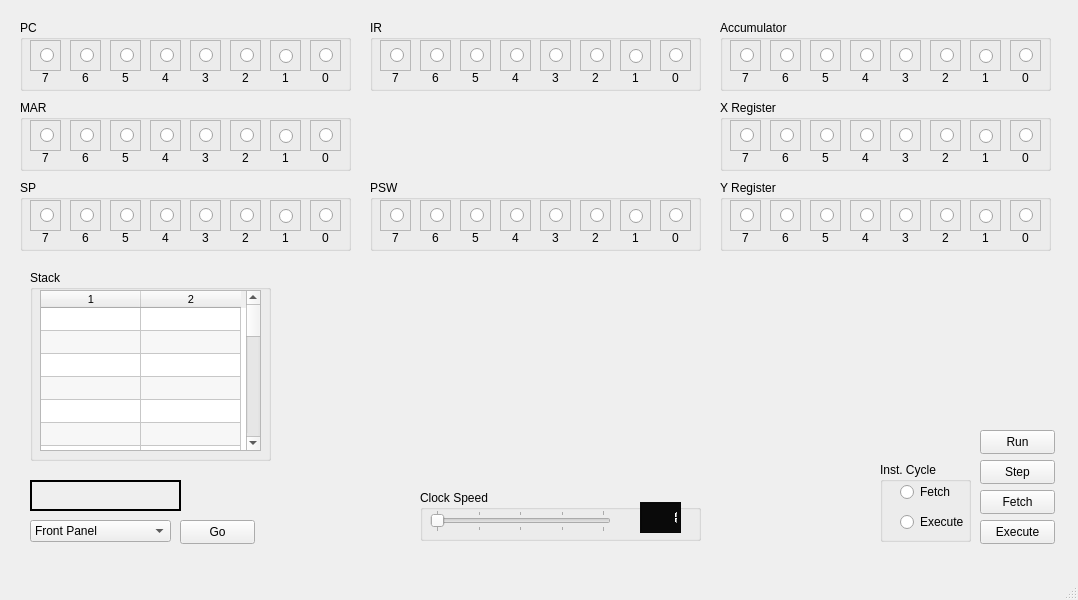
First picture: the form in mainwindow.ui, repository jaybabel/J8CM_v2, before the edit.
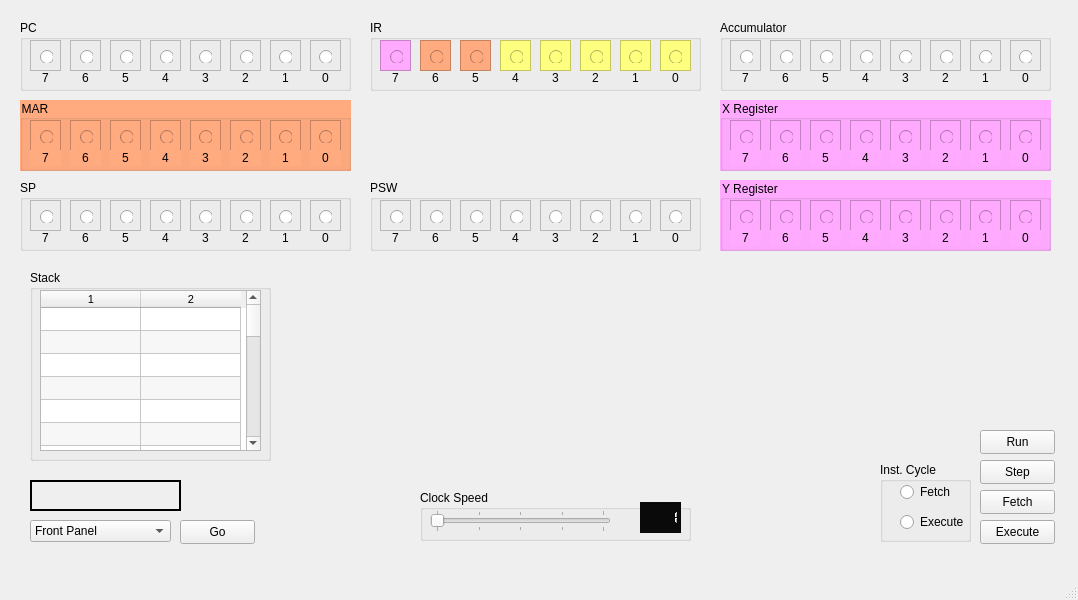
Second picture: the form after the edit.

Commit message: PSW bit, color coding, formating

The edit to the form file:
```diff
--- a/mainwindow.ui
+++ b/mainwindow.ui
@@ -20,7 +20,10 @@
    <string>J8CM 2022</string>
   </property>
   <property name="autoFillBackground">
-   <bool>false</bool>
+   <bool>true</bool>
+  </property>
+  <property name="styleSheet">
+   <string notr="true"/>
   </property>
   <widget class="QWidget" name="centralwidget">
    <widget class="QLabel" name="label_2">
@@ -73,6 +76,9 @@
        <height>31</height>
       </rect>
      </property>
+     <property name="styleSheet">
+      <string notr="true">background-color: rgb(255, 170, 127);</string>
+     </property>
      <property name="frameShape">
       <enum>QFrame::StyledPanel</enum>
      </property>
@@ -89,9 +95,9 @@
       <property name="geometry">
        <rect>
         <x>10</x>
-        <y>0</y>
-        <width>21</width>
-        <height>31</height>
+        <y>10</y>
+        <width>13</width>
+        <height>13</height>
        </rect>
       </property>
       <property name="font">
@@ -113,6 +119,9 @@
        <height>31</height>
       </rect>
      </property>
+     <property name="styleSheet">
+      <string notr="true">background-color: rgb(255, 170, 127);</string>
+     </property>
      <property name="frameShape">
       <enum>QFrame::StyledPanel</enum>
      </property>
@@ -129,9 +138,9 @@
       <property name="geometry">
        <rect>
         <x>10</x>
-        <y>0</y>
-        <width>21</width>
-        <height>31</height>
+        <y>10</y>
+        <width>13</width>
+        <height>13</height>
        </rect>
       </property>
       <property name="font">
@@ -153,6 +162,9 @@
        <height>31</height>
       </rect>
      </property>
+     <property name="styleSheet">
+      <string notr="true">background-color: rgb(255, 255, 127);</string>
+     </property>
      <property name="frameShape">
       <enum>QFrame::StyledPanel</enum>
      </property>
@@ -169,9 +181,9 @@
       <property name="geometry">
        <rect>
         <x>10</x>
-        <y>0</y>
-        <width>21</width>
-        <height>31</height>
+        <y>10</y>
+        <width>13</width>
+        <height>13</height>
        </rect>
       </property>
       <property name="font">
@@ -193,6 +205,9 @@
        <height>31</height>
       </rect>
      </property>
+     <property name="styleSheet">
+      <string notr="true">background-color: rgb(255, 255, 127);</string>
+     </property>
      <property name="frameShape">
       <enum>QFrame::StyledPanel</enum>
      </property>
@@ -209,9 +224,9 @@
       <property name="geometry">
        <rect>
         <x>9</x>
-        <y>5</y>
-        <width>21</width>
-        <height>20</height>
+        <y>10</y>
+        <width>13</width>
+        <height>13</height>
        </rect>
       </property>
       <property name="font">
@@ -233,6 +248,9 @@
        <height>31</height>
       </rect>
      </property>
+     <property name="styleSheet">
+      <string notr="true">background-color: rgb(255, 255, 127);</string>
+     </property>
      <property name="frameShape">
       <enum>QFrame::StyledPanel</enum>
      </property>
@@ -249,9 +267,9 @@
       <property name="geometry">
        <rect>
         <x>10</x>
-        <y>0</y>
-        <width>21</width>
-        <height>31</height>
+        <y>10</y>
+        <width>13</width>
+        <height>13</height>
        </rect>
       </property>
       <property name="font">
@@ -273,6 +291,9 @@
        <height>31</height>
       </rect>
      </property>
+     <property name="styleSheet">
+      <string notr="true">background-color: rgb(255, 255, 127);</string>
+     </property>
      <property name="frameShape">
       <enum>QFrame::StyledPanel</enum>
      </property>
@@ -289,9 +310,9 @@
       <property name="geometry">
        <rect>
         <x>9</x>
-        <y>6</y>
-        <width>16</width>
-        <height>21</height>
+        <y>10</y>
+        <width>13</width>
+        <height>13</height>
        </rect>
       </property>
       <property name="font">
@@ -313,6 +334,9 @@
        <height>31</height>
       </rect>
      </property>
+     <property name="styleSheet">
+      <string notr="true">background-color: rgb(255, 255, 127);</string>
+     </property>
      <property name="frameShape">
       <enum>QFrame::StyledPanel</enum>
      </property>
@@ -329,9 +353,9 @@
       <property name="geometry">
        <rect>
         <x>9</x>
-        <y>5</y>
-        <width>16</width>
-        <height>21</height>
+        <y>10</y>
+        <width>13</width>
+        <height>13</height>
        </rect>
       </property>
       <property name="font">
@@ -353,6 +377,12 @@
        <height>31</height>
       </rect>
      </property>
+     <property name="autoFillBackground">
+      <bool>false</bool>
+     </property>
+     <property name="styleSheet">
+      <string notr="true">background-color: rgb(255, 170, 255);</string>
+     </property>
      <property name="frameShape">
       <enum>QFrame::StyledPanel</enum>
      </property>
@@ -369,9 +399,9 @@
       <property name="geometry">
        <rect>
         <x>10</x>
-        <y>0</y>
-        <width>21</width>
-        <height>31</height>
+        <y>10</y>
+        <width>13</width>
+        <height>13</height>
        </rect>
       </property>
       <property name="font">
@@ -557,7 +587,7 @@
      <rect>
       <x>420</x>
       <y>490</y>
-      <width>281</width>
+      <width>271</width>
       <height>51</height>
      </rect>
     </property>
@@ -699,9 +729,9 @@
       <property name="geometry">
        <rect>
         <x>10</x>
-        <y>0</y>
-        <width>21</width>
-        <height>31</height>
+        <y>10</y>
+        <width>13</width>
+        <height>13</height>
        </rect>
       </property>
       <property name="font">
@@ -739,9 +769,9 @@
       <property name="geometry">
        <rect>
         <x>10</x>
-        <y>0</y>
-        <width>21</width>
-        <height>31</height>
+        <y>10</y>
+        <width>13</width>
+        <height>13</height>
        </rect>
       </property>
       <property name="font">
@@ -779,9 +809,9 @@
       <property name="geometry">
        <rect>
         <x>10</x>
-        <y>0</y>
-        <width>21</width>
-        <height>31</height>
+        <y>10</y>
+        <width>13</width>
+        <height>13</height>
        </rect>
       </property>
       <property name="font">
@@ -819,9 +849,9 @@
       <property name="geometry">
        <rect>
         <x>9</x>
-        <y>5</y>
-        <width>21</width>
-        <height>20</height>
+        <y>10</y>
+        <width>13</width>
+        <height>13</height>
        </rect>
       </property>
       <property name="font">
@@ -859,9 +889,9 @@
       <property name="geometry">
        <rect>
         <x>10</x>
-        <y>0</y>
-        <width>21</width>
-        <height>31</height>
+        <y>10</y>
+        <width>13</width>
+        <height>13</height>
        </rect>
       </property>
       <property name="font">
@@ -899,9 +929,9 @@
       <property name="geometry">
        <rect>
         <x>9</x>
-        <y>6</y>
-        <width>16</width>
-        <height>21</height>
+        <y>10</y>
+        <width>13</width>
+        <height>13</height>
        </rect>
       </property>
       <property name="font">
@@ -939,9 +969,9 @@
       <property name="geometry">
        <rect>
         <x>9</x>
-        <y>5</y>
-        <width>16</width>
-        <height>21</height>
+        <y>10</y>
+        <width>13</width>
+        <height>13</height>
        </rect>
       </property>
       <property name="font">
@@ -979,9 +1009,9 @@
       <property name="geometry">
        <rect>
         <x>10</x>
-        <y>0</y>
-        <width>21</width>
-        <height>31</height>
+        <y>10</y>
+        <width>13</width>
+        <height>13</height>
        </rect>
       </property>
       <property name="font">
@@ -1163,9 +1193,9 @@
       <property name="geometry">
        <rect>
         <x>10</x>
-        <y>0</y>
-        <width>21</width>
-        <height>31</height>
+        <y>10</y>
+        <width>13</width>
+        <height>13</height>
        </rect>
       </property>
       <property name="font">
@@ -1203,9 +1233,9 @@
       <property name="geometry">
        <rect>
         <x>10</x>
-        <y>0</y>
-        <width>21</width>
-        <height>31</height>
+        <y>10</y>
+        <width>13</width>
+        <height>13</height>
        </rect>
       </property>
       <property name="font">
@@ -1243,9 +1273,9 @@
       <property name="geometry">
        <rect>
         <x>10</x>
-        <y>0</y>
-        <width>21</width>
-        <height>31</height>
+        <y>10</y>
+        <width>13</width>
+        <height>13</height>
        </rect>
       </property>
       <property name="font">
@@ -1283,9 +1313,9 @@
       <property name="geometry">
        <rect>
         <x>9</x>
-        <y>5</y>
-        <width>21</width>
-        <height>20</height>
+        <y>10</y>
+        <width>13</width>
+        <height>13</height>
        </rect>
       </property>
       <property name="font">
@@ -1323,9 +1353,9 @@
       <property name="geometry">
        <rect>
         <x>10</x>
-        <y>0</y>
-        <width>21</width>
-        <height>31</height>
+        <y>10</y>
+        <width>13</width>
+        <height>13</height>
        </rect>
       </property>
       <property name="font">
@@ -1363,9 +1393,9 @@
       <property name="geometry">
        <rect>
         <x>9</x>
-        <y>6</y>
-        <width>16</width>
-        <height>21</height>
+        <y>10</y>
+        <width>13</width>
+        <height>13</height>
        </rect>
       </property>
       <property name="font">
@@ -1403,9 +1433,9 @@
       <property name="geometry">
        <rect>
         <x>9</x>
-        <y>5</y>
-        <width>16</width>
-        <height>21</height>
+        <y>10</y>
+        <width>13</width>
+        <height>13</height>
        </rect>
       </property>
       <property name="font">
@@ -1443,9 +1473,9 @@
       <property name="geometry">
        <rect>
         <x>10</x>
-        <y>0</y>
-        <width>21</width>
-        <height>31</height>
+        <y>10</y>
+        <width>13</width>
+        <height>13</height>
        </rect>
       </property>
       <property name="font">
@@ -1596,6 +1626,9 @@
       <height>71</height>
      </rect>
     </property>
+    <property name="styleSheet">
+     <string notr="true">background-color: rgb(255, 170, 255);</string>
+    </property>
     <property name="title">
      <string>X Register</string>
     </property>
@@ -1624,9 +1657,9 @@
       <property name="geometry">
        <rect>
         <x>10</x>
-        <y>0</y>
-        <width>21</width>
-        <height>31</height>
+        <y>10</y>
+        <width>13</width>
+        <height>13</height>
        </rect>
       </property>
       <property name="font">
@@ -1664,9 +1697,9 @@
       <property name="geometry">
        <rect>
         <x>10</x>
-        <y>0</y>
-        <width>21</width>
-        <height>31</height>
+        <y>10</y>
+        <width>13</width>
+        <height>13</height>
        </rect>
       </property>
       <property name="font">
@@ -1704,9 +1737,9 @@
       <property name="geometry">
        <rect>
         <x>10</x>
-        <y>0</y>
-        <width>21</width>
-        <height>31</height>
+        <y>10</y>
+        <width>13</width>
+        <height>13</height>
        </rect>
       </property>
       <property name="font">
@@ -1744,9 +1777,9 @@
       <property name="geometry">
        <rect>
         <x>9</x>
-        <y>5</y>
-        <width>21</width>
-        <height>20</height>
+        <y>10</y>
+        <width>13</width>
+        <height>13</height>
        </rect>
       </property>
       <property name="font">
@@ -1784,9 +1817,9 @@
       <property name="geometry">
        <rect>
         <x>10</x>
-        <y>0</y>
-        <width>21</width>
-        <height>31</height>
+        <y>10</y>
+        <width>13</width>
+        <height>13</height>
        </rect>
       </property>
       <property name="font">
@@ -1824,9 +1857,9 @@
       <property name="geometry">
        <rect>
         <x>9</x>
-        <y>6</y>
-        <width>16</width>
-        <height>21</height>
+        <y>10</y>
+        <width>13</width>
+        <height>13</height>
        </rect>
       </property>
       <property name="font">
@@ -1864,9 +1897,9 @@
       <property name="geometry">
        <rect>
         <x>9</x>
-        <y>5</y>
-        <width>16</width>
-        <height>21</height>
+        <y>10</y>
+        <width>13</width>
+        <height>13</height>
        </rect>
       </property>
       <property name="font">
@@ -1904,9 +1937,9 @@
       <property name="geometry">
        <rect>
         <x>10</x>
-        <y>0</y>
-        <width>21</width>
-        <height>31</height>
+        <y>10</y>
+        <width>13</width>
+        <height>13</height>
        </rect>
       </property>
       <property name="font">
@@ -2057,6 +2090,9 @@
       <height>71</height>
      </rect>
     </property>
+    <property name="styleSheet">
+     <string notr="true">background-color: rgb(255, 170, 127);</string>
+    </property>
     <property name="title">
      <string>MAR</string>
     </property>
@@ -2085,9 +2121,9 @@
       <property name="geometry">
        <rect>
         <x>10</x>
-        <y>0</y>
-        <width>21</width>
-        <height>31</height>
+        <y>10</y>
+        <width>13</width>
+        <height>13</height>
        </rect>
       </property>
       <property name="font">
@@ -2116,7 +2152,7 @@
       <enum>QFrame::Sunken</enum>
      </property>
      <property name="lineWidth">
-      <number>5</number>
+      <number>0</number>
      </property>
      <property name="midLineWidth">
       <number>0</number>
@@ -2125,9 +2161,9 @@
       <property name="geometry">
        <rect>
         <x>10</x>
-        <y>0</y>
-        <width>21</width>
-        <height>31</height>
+        <y>10</y>
+        <width>13</width>
+        <height>13</height>
        </rect>
       </property>
       <property name="font">
@@ -2165,9 +2201,9 @@
       <property name="geometry">
        <rect>
         <x>10</x>
-        <y>0</y>
-        <width>21</width>
-        <height>31</height>
+        <y>10</y>
+        <width>13</width>
+        <height>13</height>
        </rect>
       </property>
       <property name="font">
@@ -2205,9 +2241,9 @@
       <property name="geometry">
        <rect>
         <x>9</x>
-        <y>5</y>
-        <width>21</width>
-        <height>20</height>
+        <y>10</y>
+        <width>13</width>
+        <height>13</height>
        </rect>
       </property>
       <property name="font">
@@ -2245,9 +2281,9 @@
       <property name="geometry">
        <rect>
         <x>10</x>
-        <y>0</y>
-        <width>21</width>
-        <height>31</height>
+        <y>10</y>
+        <width>13</width>
+        <height>13</height>
        </rect>
       </property>
       <property name="font">
@@ -2285,9 +2321,9 @@
       <property name="geometry">
        <rect>
         <x>9</x>
-        <y>6</y>
-        <width>16</width>
-        <height>21</height>
+        <y>10</y>
+        <width>13</width>
+        <height>13</height>
        </rect>
       </property>
       <property name="font">
@@ -2325,9 +2361,9 @@
       <property name="geometry">
        <rect>
         <x>9</x>
-        <y>5</y>
-        <width>16</width>
-        <height>21</height>
+        <y>10</y>
+        <width>13</width>
+        <height>13</height>
        </rect>
       </property>
       <property name="font">
@@ -2356,7 +2392,7 @@
       <enum>QFrame::Sunken</enum>
      </property>
      <property name="lineWidth">
-      <number>1</number>
+      <number>0</number>
      </property>
      <property name="midLineWidth">
       <number>0</number>
@@ -2365,9 +2401,9 @@
       <property name="geometry">
        <rect>
         <x>10</x>
-        <y>0</y>
-        <width>21</width>
-        <height>31</height>
+        <y>10</y>
+        <width>13</width>
+        <height>13</height>
        </rect>
       </property>
       <property name="font">
@@ -2546,9 +2582,9 @@
       <property name="geometry">
        <rect>
         <x>10</x>
-        <y>0</y>
-        <width>21</width>
-        <height>31</height>
+        <y>10</y>
+        <width>13</width>
+        <height>13</height>
        </rect>
       </property>
       <property name="font">
@@ -2586,9 +2622,9 @@
       <property name="geometry">
        <rect>
         <x>10</x>
-        <y>0</y>
-        <width>21</width>
-        <height>31</height>
+        <y>10</y>
+        <width>13</width>
+        <height>13</height>
        </rect>
       </property>
       <property name="font">
@@ -2626,9 +2662,9 @@
       <property name="geometry">
        <rect>
         <x>10</x>
-        <y>0</y>
-        <width>21</width>
-        <height>31</height>
+        <y>10</y>
+        <width>13</width>
+        <height>13</height>
        </rect>
       </property>
       <property name="font">
@@ -2666,9 +2702,9 @@
       <property name="geometry">
        <rect>
         <x>9</x>
-        <y>5</y>
-        <width>21</width>
-        <height>20</height>
+        <y>10</y>
+        <width>13</width>
+        <height>13</height>
        </rect>
       </property>
       <property name="font">
@@ -2706,9 +2742,9 @@
       <property name="geometry">
        <rect>
         <x>10</x>
-        <y>0</y>
-        <width>21</width>
-        <height>31</height>
+        <y>10</y>
+        <width>13</width>
+        <height>13</height>
        </rect>
       </property>
       <property name="font">
@@ -2746,9 +2782,9 @@
       <property name="geometry">
        <rect>
         <x>9</x>
-        <y>6</y>
-        <width>16</width>
-        <height>21</height>
+        <y>10</y>
+        <width>13</width>
+        <height>13</height>
        </rect>
       </property>
       <property name="font">
@@ -2786,9 +2822,9 @@
       <property name="geometry">
        <rect>
         <x>9</x>
-        <y>5</y>
-        <width>16</width>
-        <height>21</height>
+        <y>10</y>
+        <width>13</width>
+        <height>13</height>
        </rect>
       </property>
       <property name="font">
@@ -2826,9 +2862,9 @@
       <property name="geometry">
        <rect>
         <x>10</x>
-        <y>0</y>
-        <width>21</width>
-        <height>31</height>
+        <y>10</y>
+        <width>13</width>
+        <height>13</height>
        </rect>
       </property>
       <property name="font">
@@ -2979,6 +3015,9 @@
       <height>71</height>
      </rect>
     </property>
+    <property name="styleSheet">
+     <string notr="true">background-color: rgb(255, 170, 255);</string>
+    </property>
     <property name="title">
      <string>Y Register</string>
     </property>
@@ -3007,9 +3046,9 @@
       <property name="geometry">
        <rect>
         <x>10</x>
-        <y>0</y>
-        <width>21</width>
-        <height>31</height>
+        <y>10</y>
+        <width>13</width>
+        <height>13</height>
        </rect>
       </property>
       <property name="font">
@@ -3047,9 +3086,9 @@
       <property name="geometry">
        <rect>
         <x>10</x>
-        <y>0</y>
-        <width>21</width>
-        <height>31</height>
+        <y>10</y>
+        <width>13</width>
+        <height>13</height>
        </rect>
       </property>
       <property name="font">
@@ -3087,9 +3126,9 @@
       <property name="geometry">
        <rect>
         <x>10</x>
-        <y>0</y>
-        <width>21</width>
-        <height>31</height>
+        <y>10</y>
+        <width>13</width>
+        <height>13</height>
        </rect>
       </property>
       <property name="font">
@@ -3127,9 +3166,9 @@
       <property name="geometry">
        <rect>
         <x>9</x>
-        <y>5</y>
-        <width>21</width>
-        <height>20</height>
+        <y>10</y>
+        <width>13</width>
+        <height>13</height>
        </rect>
       </property>
       <property name="font">
@@ -3167,9 +3206,9 @@
       <property name="geometry">
        <rect>
         <x>10</x>
-        <y>0</y>
-        <width>21</width>
-        <height>31</height>
+        <y>10</y>
+        <width>13</width>
+        <height>13</height>
        </rect>
       </property>
       <property name="font">
@@ -3207,9 +3246,9 @@
       <property name="geometry">
        <rect>
         <x>9</x>
-        <y>6</y>
-        <width>16</width>
-        <height>21</height>
+        <y>10</y>
+        <width>13</width>
+        <height>13</height>
        </rect>
       </property>
       <property name="font">
@@ -3247,9 +3286,9 @@
       <property name="geometry">
        <rect>
         <x>9</x>
-        <y>5</y>
-        <width>16</width>
-        <height>21</height>
+        <y>10</y>
+        <width>13</width>
+        <height>13</height>
        </rect>
       </property>
       <property name="font">
@@ -3287,9 +3326,9 @@
       <property name="geometry">
        <rect>
         <x>10</x>
-        <y>0</y>
-        <width>21</width>
-        <height>31</height>
+        <y>10</y>
+        <width>13</width>
+        <height>13</height>
        </rect>
       </property>
       <property name="font">
@@ -3468,9 +3507,9 @@
       <property name="geometry">
        <rect>
         <x>10</x>
-        <y>0</y>
-        <width>21</width>
-        <height>31</height>
+        <y>10</y>
+        <width>13</width>
+        <height>13</height>
        </rect>
       </property>
       <property name="font">
@@ -3508,9 +3547,9 @@
       <property name="geometry">
        <rect>
         <x>10</x>
-        <y>0</y>
-        <width>21</width>
-        <height>31</height>
+        <y>10</y>
+        <width>13</width>
+        <height>13</height>
        </rect>
       </property>
       <property name="font">
@@ -3548,9 +3587,9 @@
       <property name="geometry">
        <rect>
         <x>10</x>
-        <y>0</y>
-        <width>21</width>
-        <height>31</height>
+        <y>10</y>
+        <width>13</width>
+        <height>13</height>
        </rect>
       </property>
       <property name="font">
@@ -3588,9 +3627,9 @@
       <property name="geometry">
        <rect>
         <x>9</x>
-        <y>5</y>
-        <width>21</width>
-        <height>20</height>
+        <y>10</y>
+        <width>13</width>
+        <height>13</height>
        </rect>
       </property>
       <property name="font">
@@ -3628,9 +3667,9 @@
       <property name="geometry">
        <rect>
         <x>10</x>
-        <y>0</y>
-        <width>21</width>
-        <height>31</height>
+        <y>10</y>
+        <width>13</width>
+        <height>13</height>
        </rect>
       </property>
       <property name="font">
@@ -3668,9 +3707,9 @@
       <property name="geometry">
        <rect>
         <x>9</x>
-        <y>6</y>
-        <width>16</width>
-        <height>21</height>
+        <y>10</y>
+        <width>13</width>
+        <height>13</height>
        </rect>
       </property>
       <property name="font">
@@ -3708,9 +3747,9 @@
       <property name="geometry">
        <rect>
         <x>9</x>
-        <y>5</y>
-        <width>16</width>
-        <height>21</height>
+        <y>10</y>
+        <width>13</width>
+        <height>13</height>
        </rect>
       </property>
       <property name="font">
@@ -3748,9 +3787,9 @@
       <property name="geometry">
        <rect>
         <x>10</x>
-        <y>0</y>
-        <width>21</width>
-        <height>31</height>
+        <y>10</y>
+        <width>13</width>
+        <height>13</height>
        </rect>
       </property>
       <property name="font">
@@ -3761,6 +3800,9 @@
       <property name="text">
        <string/>
       </property>
+      <property name="checkable">
+       <bool>true</bool>
+      </property>
      </widget>
     </widget>
     <widget class="QLabel" name="label_59">
```
Left out of the diff: 73 changed lines with no effect on the pictures. The commit also changes 1 other file.
